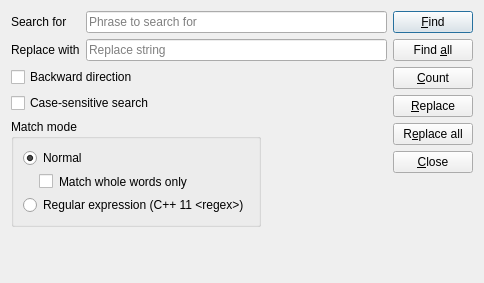
martinrotter/textosaurus, file src/gui/dialogs/formfindreplace.ui: the form before one commit.
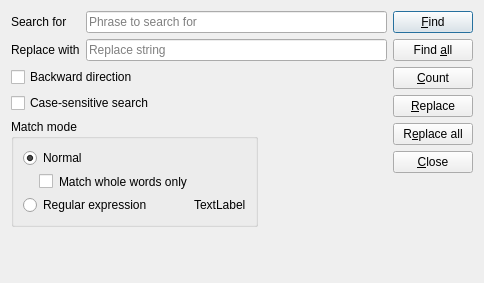
The form after the commit. Custom widgets are drawn as their Qt base class.

What changed in the file:
```diff
--- a/src/gui/dialogs/formfindreplace.ui
+++ b/src/gui/dialogs/formfindreplace.ui
@@ -175,8 +175,14 @@
       </item>
       <item row="5" column="0">
        <widget class="QRadioButton" name="m_rbModeRegex">
+        <property name="sizePolicy">
+         <sizepolicy hsizetype="Maximum" vsizetype="Fixed">
+          <horstretch>0</horstretch>
+          <verstretch>0</verstretch>
+         </sizepolicy>
+        </property>
         <property name="text">
-         <string>Regular expression (C++ 11 &lt;regex&gt;)</string>
+         <string>Regular expression</string>
         </property>
        </widget>
       </item>
@@ -190,6 +196,13 @@
         </property>
        </widget>
       </item>
+      <item row="5" column="1">
+       <widget class="QLabel" name="label">
+        <property name="text">
+         <string>TextLabel</string>
+        </property>
+       </widget>
+      </item>
      </layout>
     </widget>
    </item>
```
